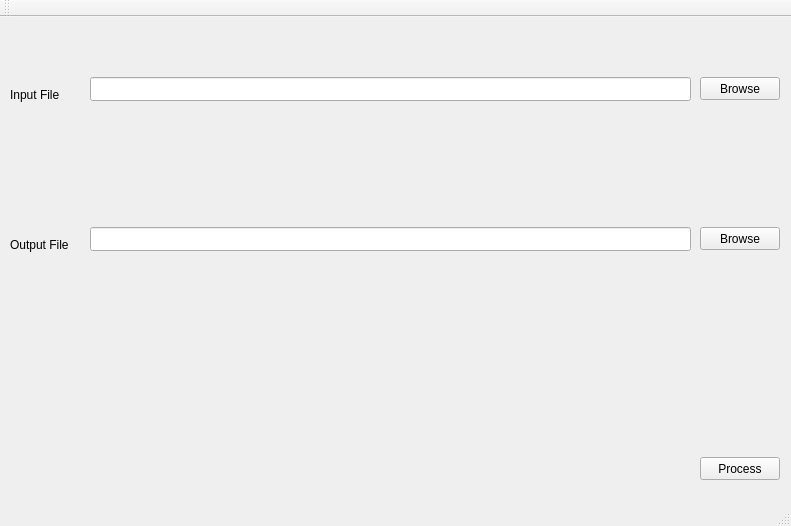
Before: the Qt Designer form src/gui-georef/MBES-lib-georefGUI/mainwindow.ui in CIDCO-dev/MBES-lib, drawn with Qt 5.
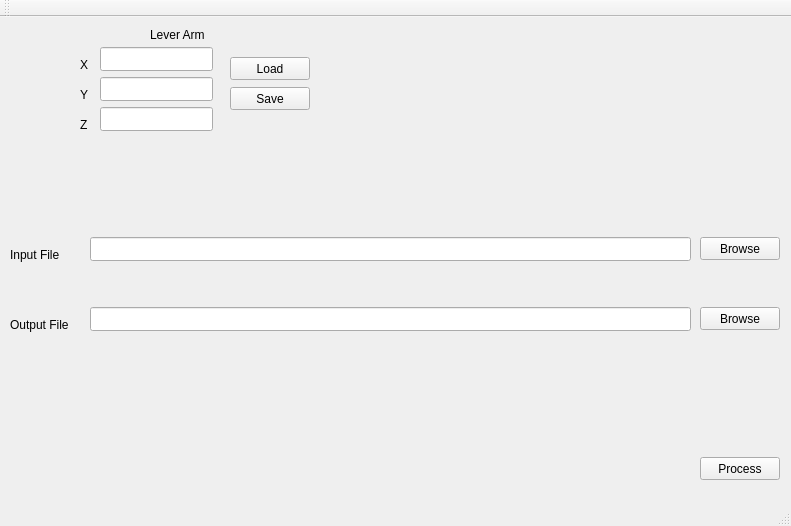
After: the same form once the commit is applied.

Commit message: save to file the last lever arm values used

Patch:
```diff
--- a/src/gui-georef/MBES-lib-georefGUI/mainwindow.ui
+++ b/src/gui-georef/MBES-lib-georefGUI/mainwindow.ui
@@ -18,7 +18,7 @@
     <property name="geometry">
      <rect>
       <x>700</x>
-      <y>60</y>
+      <y>220</y>
       <width>80</width>
       <height>23</height>
      </rect>
@@ -44,7 +44,7 @@
     <property name="geometry">
      <rect>
       <x>10</x>
-      <y>70</y>
+      <y>230</y>
       <width>61</width>
       <height>16</height>
      </rect>
@@ -57,7 +57,7 @@
     <property name="geometry">
      <rect>
       <x>90</x>
-      <y>60</y>
+      <y>220</y>
       <width>601</width>
       <height>24</height>
      </rect>
@@ -67,7 +67,7 @@
     <property name="geometry">
      <rect>
       <x>10</x>
-      <y>220</y>
+      <y>300</y>
       <width>71</width>
       <height>16</height>
      </rect>
@@ -80,7 +80,7 @@
     <property name="geometry">
      <rect>
       <x>90</x>
-      <y>210</y>
+      <y>290</y>
       <width>601</width>
       <height>24</height>
      </rect>
@@ -90,7 +90,7 @@
     <property name="geometry">
      <rect>
       <x>700</x>
-      <y>210</y>
+      <y>290</y>
       <width>80</width>
       <height>23</height>
      </rect>
@@ -99,6 +99,114 @@
      <string>Browse</string>
     </property>
    </widget>
+   <widget class="QLabel" name="labelLeverArm">
+    <property name="geometry">
+     <rect>
+      <x>150</x>
+      <y>10</y>
+      <width>71</width>
+      <height>16</height>
+     </rect>
+    </property>
+    <property name="text">
+     <string>Lever Arm</string>
+    </property>
+   </widget>
+   <widget class="QLabel" name="labelLeverArmX">
+    <property name="geometry">
+     <rect>
+      <x>80</x>
+      <y>40</y>
+      <width>21</width>
+      <height>16</height>
+     </rect>
+    </property>
+    <property name="text">
+     <string>X</string>
+    </property>
+   </widget>
+   <widget class="QLabel" name="labelLeverArmY">
+    <property name="geometry">
+     <rect>
+      <x>80</x>
+      <y>70</y>
+      <width>21</width>
+      <height>16</height>
+     </rect>
+    </property>
+    <property name="text">
+     <string>Y</string>
+    </property>
+   </widget>
+   <widget class="QLabel" name="labelLeverArmZ">
+    <property name="geometry">
+     <rect>
+      <x>80</x>
+      <y>100</y>
+      <width>21</width>
+      <height>16</height>
+     </rect>
+    </property>
+    <property name="text">
+     <string>Z</string>
+    </property>
+   </widget>
+   <widget class="QLineEdit" name="lineEditLeverArmX">
+    <property name="geometry">
+     <rect>
+      <x>100</x>
+      <y>30</y>
+      <width>113</width>
+      <height>24</height>
+     </rect>
+    </property>
+   </widget>
+   <widget class="QLineEdit" name="lineEditLeverArmY">
+    <property name="geometry">
+     <rect>
+      <x>100</x>
+      <y>60</y>
+      <width>113</width>
+      <height>24</height>
+     </rect>
+    </property>
+   </widget>
+   <widget class="QLineEdit" name="lineEditLeverArmZ">
+    <property name="geometry">
+     <rect>
+      <x>100</x>
+      <y>90</y>
+      <width>113</width>
+      <height>24</height>
+     </rect>
+    </property>
+   </widget>
+   <widget class="QPushButton" name="LeverArmLoad">
+    <property name="geometry">
+     <rect>
+      <x>230</x>
+      <y>40</y>
+      <width>80</width>
+      <height>23</height>
+     </rect>
+    </property>
+    <property name="text">
+     <string>Load</string>
+    </property>
+   </widget>
+   <widget class="QPushButton" name="LeverArmSave">
+    <property name="geometry">
+     <rect>
+      <x>230</x>
+      <y>70</y>
+      <width>80</width>
+      <height>23</height>
+     </rect>
+    </property>
+    <property name="text">
+     <string>Save</string>
+    </property>
+   </widget>
   </widget>
   <widget class="QMenuBar" name="menuBar">
    <property name="geometry">
```
The commit also changes 9 other files.
